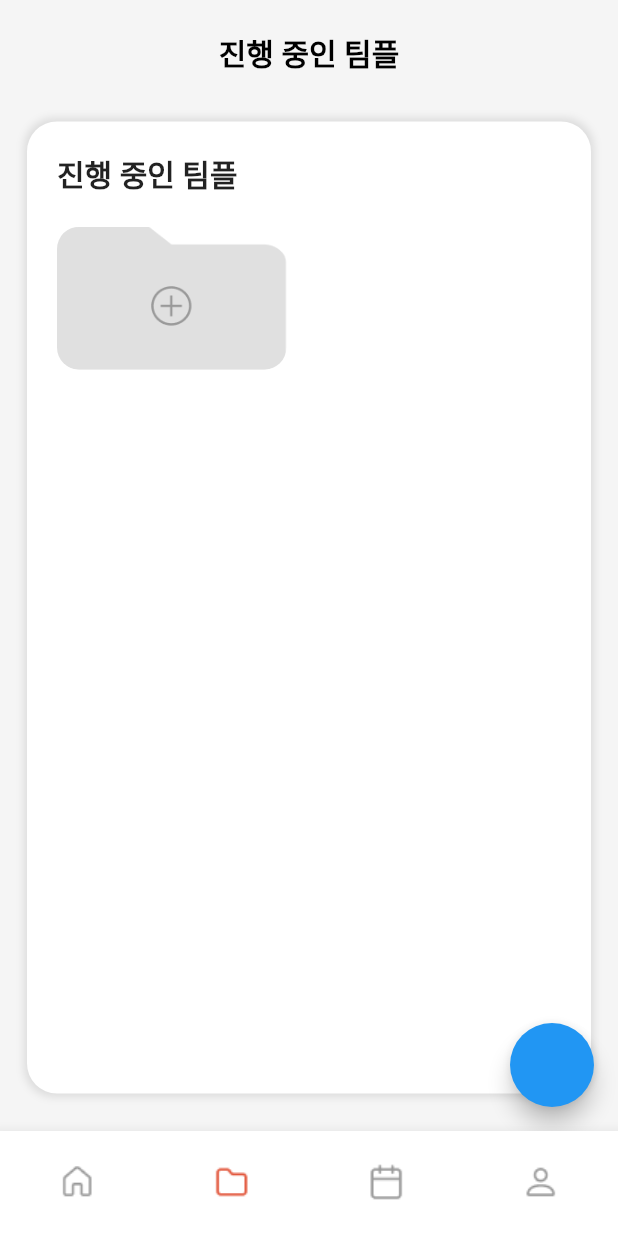
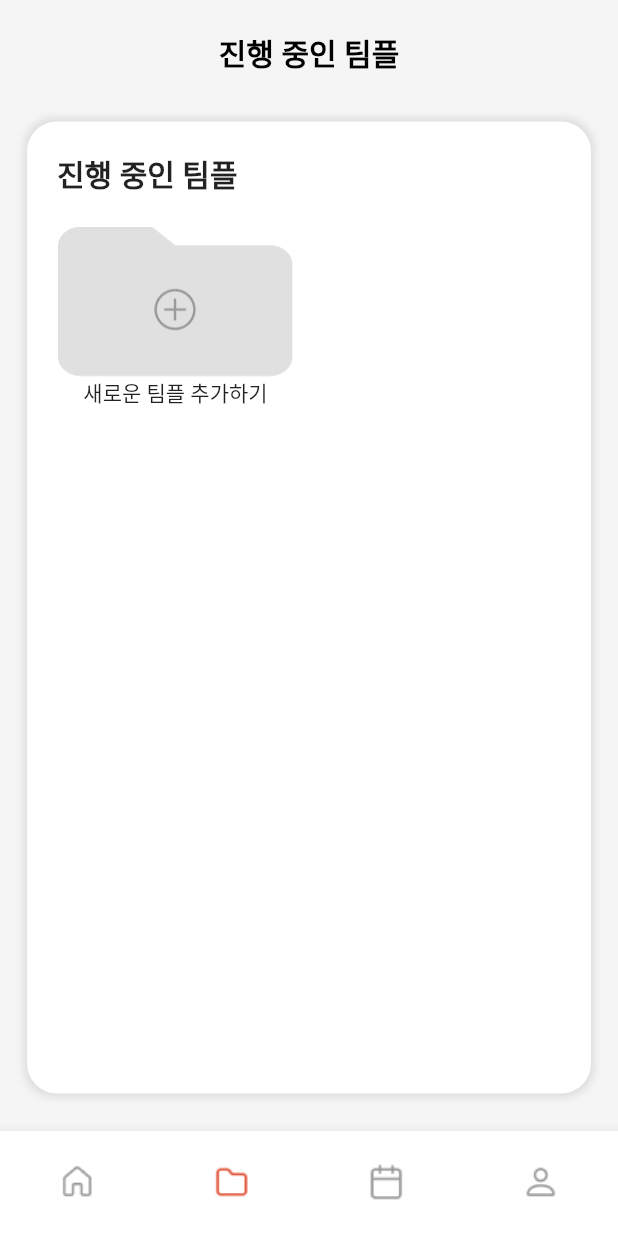
Before and after one commit to dinhoitt/weteam, a Flutter app: the screen it shows after launch, item 2 of the bottom bar chosen, on a phone screen of 412 x 824 dp. Run offline on Flutter 3.47's test engine with Material 2 defaults, Android fonts, the phone set to English and light mode, and no system bars; our stand-ins replace get.

Commit message:
팀플 1차 마무리

```diff
--- a/lib/src/view/teamplay.dart
+++ b/lib/src/view/teamplay.dart
@@ -36,9 +36,7 @@ class _TeamPlayState extends State<TeamPlay> {
           centerTitle: true,
         ),
         body: _body(),
-        floatingActionButton: FloatingActionButton(
-          onPressed: () {},
-        ),
+        floatingActionButton: null,
       ),
     );
   }
@@ -83,9 +81,9 @@ class _TeamPlayState extends State<TeamPlay> {
                         itemCount: itemCount + 1,
                         gridDelegate: SliverGridDelegateWithFixedCrossAxisCount(
                           crossAxisCount: 2,
-                          mainAxisSpacing: 20.0,
-                          crossAxisSpacing: 30.0,
-                          childAspectRatio: 1.6,
+                          mainAxisSpacing: 10.0,
+                          crossAxisSpacing: 20.0,
+                          childAspectRatio: 1.1,
                         ),
                         itemBuilder: (context, index) {
                           if (index == itemCount) {
@@ -97,28 +95,58 @@ class _TeamPlayState extends State<TeamPlay> {
                                   });
                                 }
                               },
-                              child: Container(
+                              child: Column(
+                                children: [
+                                  Container(
+                                    height: 100.0,
                                     decoration: BoxDecoration(
                                       borderRadius: BorderRadius.circular(15.0),
                                       image: DecorationImage(
                                         image: AssetImage(ImagePath.addbox),
-                                    fit: BoxFit.fill,
+                                        fit: BoxFit.contain,
                                       ),
                                     ),
+                                  ),
+                                  Text('새로운 팀플 추가하기')
+                                ],
                               ),
                             );
                           }
 
                           return GestureDetector(
                             onTap: () {},
-                            child: Container(
+                            child: Column(
+                              children: [
+                                Stack(
+                                  children: [
+                                    Container(
+                                      height: 100.0,
                                       decoration: BoxDecoration(
-                                borderRadius: BorderRadius.circular(15.0),
+                                        borderRadius:
+                                            BorderRadius.circular(15.0),
                                         image: DecorationImage(
                                           image: AssetImage(ImagePath.boxitem),
-                                  fit: BoxFit.fill,
+                                          fit: BoxFit.contain,
                                         ),
                                       ),
+                                    ),
+                                    Positioned(
+                                      bottom: 10,
+                                      right: 10,
+                                      child: Text(
+                                        '1',
+                                        style: TextStyle(
+                                          color: Colors.white,
+                                        ),
+                                      ),
+                                    ),
+                                  ],
+                                ),
+                                Padding(
+                                  padding: const EdgeInsets.only(top: 8.0),
+                                  child: Text('팀플명'),
+                                )
+                              ],
                             ),
                           );
                         },
```
Also changed, not shown: assets/images/folder.png, assets/images/mini_person.png (added), lib/src/view/schedule.dart (added), pubspec.yaml (line endings or trailing spaces). Lines whose indentation alone changed are shown as unchanged.
